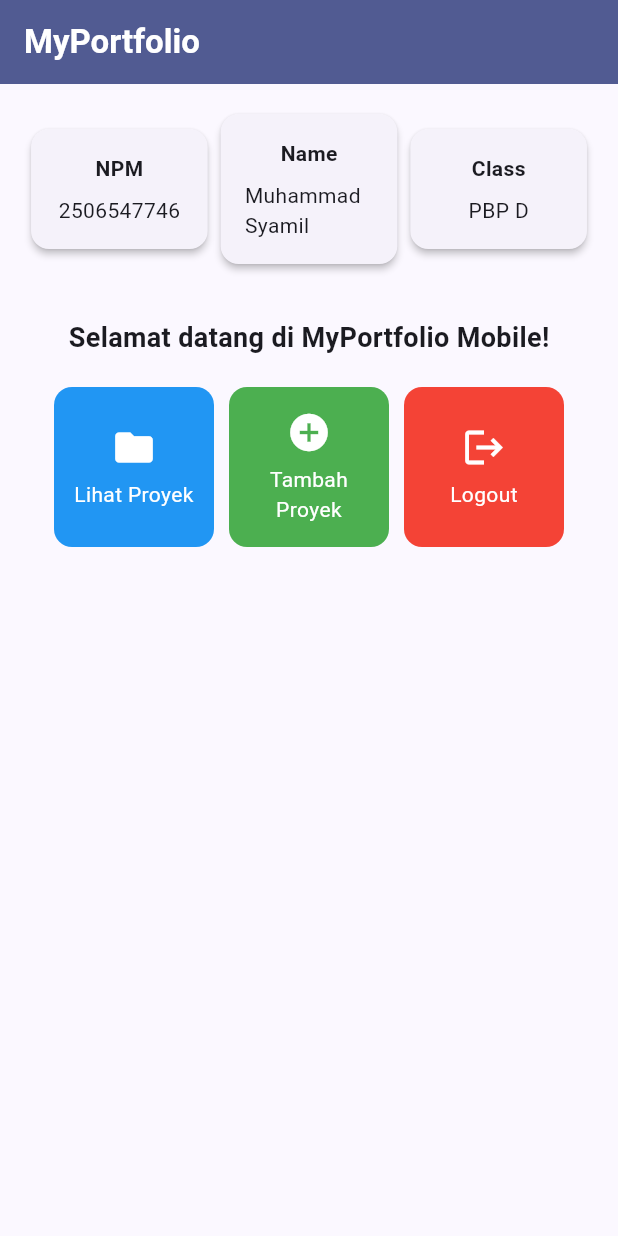
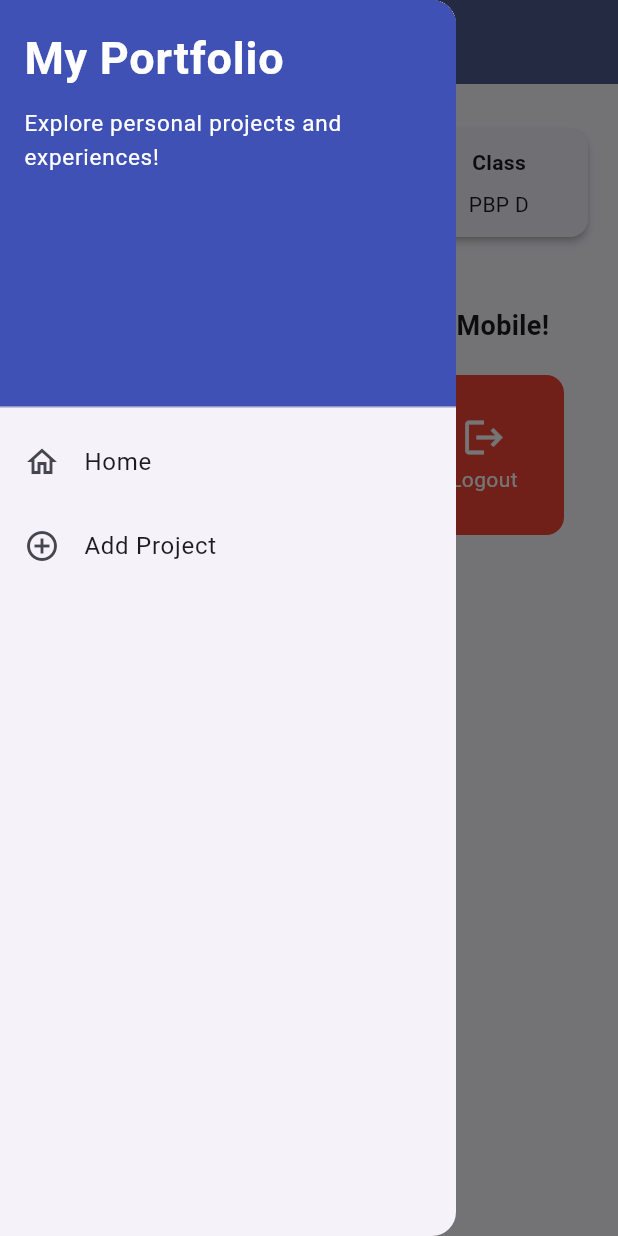
Before and after one commit to muhammad-syamil/myportofolio_mobile, a Flutter app: the screen it shows after launch, with the side drawer open (before the commit the screen has no drawer), on a phone screen of 412 x 824 dp. Run offline on Flutter 3.47's test engine with Material 3 defaults, Android fonts, the phone set to English and light mode, and no system bars.

Commit message:
Tutorial 9

```diff
--- a/lib/main.dart
+++ b/lib/main.dart
@@ -1,5 +1,5 @@
 import 'package:flutter/material.dart';
-import 'package:myportofolio_mobile/menu.dart';
+import 'package:myportofolio_mobile/screens/menu.dart';
 
 void main() {
   runApp(const MyApp());
@@ -19,7 +19,7 @@ class MyApp extends StatelessWidget {
         ),
         useMaterial3: true,
       ),
-      home: MyHomePage(),
+      home: const MyHomePage(),
     );
   }
 }
--- a/lib/menu.dart
+++ /dev/null
@@ -1,164 +0,0 @@
-import 'package:flutter/material.dart';
-
-class MyHomePage extends StatelessWidget {
-  MyHomePage({super.key});
-
-  final String npm = "2506547746";
-  final String nama = "Muhammad Syamil";
-  final String kelas = "PBP D";
-
-  final List<ItemHomepage> items = [
-    ItemHomepage("Lihat Proyek", Icons.folder, Colors.blue),
-    ItemHomepage("Tambah Proyek", Icons.add_circle, Colors.green),
-    ItemHomepage("Logout", Icons.logout, Colors.red),
-  ];
-
-  @override
-  Widget build(BuildContext context) {
-    // Scaffold menyediakan struktur visual dasar halaman (AppBar, Body, SnackBar).
-    return Scaffold(
-      // AppBar menampilkan bar bagian atas halaman aplikasi.
-      appBar: AppBar(
-        title: const Text(
-          'MyPortfolio',
-          style: TextStyle(color: Colors.white, fontWeight: FontWeight.bold),
-        ),
-        backgroundColor: Theme.of(context).colorScheme.primary,
-      ),
-      // Body halaman utama dengan padding di sekelilingnya.
-      body: Padding(
-        padding: const EdgeInsets.all(16.0),
-        child: Column(
-          crossAxisAlignment: CrossAxisAlignment.center,
-          children: [
-            // Baris horizontal untuk menampilkan 3 InfoCard secara sejajar.
-            Row(
-              mainAxisAlignment: MainAxisAlignment.spaceEvenly,
-              children: [
-                InfoCard(title: 'NPM', content: npm),
-                InfoCard(title: 'Name', content: nama),
-                InfoCard(title: 'Class', content: kelas),
-              ],
-            ),
-
-            const SizedBox(height: 16.0),
-
-            // Bagian tengah: pesan sambutan dan kisi tombol menu portofolio.
-            Center(
-              child: Column(
-                children: [
-                  const Padding(
-                    padding: EdgeInsets.only(top: 16.0),
-                    child: Text(
-                      'Selamat datang di MyPortfolio Mobile!',
-                      style: TextStyle(
-                        fontWeight: FontWeight.bold,
-                        fontSize: 18.0,
-                      ),
-                    ),
-                  ),
-
-                  // GridView menampilkan kartu tombol dalam tata letak kisi 3 kolom.
-                  GridView.count(
-                    primary: true,
-                    padding: const EdgeInsets.all(20),
-                    crossAxisSpacing: 10,
-                    mainAxisSpacing: 10,
-                    crossAxisCount: 3,
-                    // shrinkWrap agar ukuran kisi menyesuaikan tinggi konten anak.
-                    shrinkWrap: true,
-                    children: items.map((ItemHomepage item) {
-                      return ItemCard(item);
-                    }).toList(),
-                  ),
-                ],
-              ),
-            ),
-          ],
-        ),
-      ),
-    );
-  }
-}
-
-class InfoCard extends StatelessWidget {
-  // Kartu informasi yang menampilkan judul (title) dan isi (content).
-  final String title;
-  final String content;
-
-  const InfoCard({super.key, required this.title, required this.content});
-
-  @override
-  Widget build(BuildContext context) {
-    return Card(
-      // Memberikan efek bayangan kartu elevasi 2 unit.
-      elevation: 2.0,
-      child: Container(
-        // Menyesuaikan lebar kartu dengan proporsi layar (dibagi 3.5).
-        width: MediaQuery.of(context).size.width / 3.5,
-        padding: const EdgeInsets.all(16.0),
-        // Menyusun teks title dan content secara vertikal.
-        child: Column(
-          children: [
-            Text(title, style: const TextStyle(fontWeight: FontWeight.bold)),
-            const SizedBox(height: 8.0),
-            Text(content),
-          ],
-        ),
-      ),
-    );
-  }
-}
-
-class ItemHomepage {
-  final String name;
-  final IconData icon;
-  final Color color;
-
-  ItemHomepage(this.name, this.icon, this.color);
-}
-
-class ItemCard extends StatelessWidget {
-  final ItemHomepage item;
-
-  const ItemCard(this.item, {super.key});
-
-  @override
-  Widget build(BuildContext context) {
-    return Material(
-      // Menggunakan warna sekunder dari skema tema aplikasi.
-      color: item.color,
-      borderRadius: BorderRadius.circular(12),
-      child: InkWell(
-        // Aksi ketika kartu ditekan oleh pengguna.
-        onTap: () {
-          // Menampilkan SnackBar dengan pesan interaktif.
-          ScaffoldMessenger.of(context)
-            ..hideCurrentSnackBar()
-            ..showSnackBar(
-              SnackBar(
-                content: Text("Kamu telah menekan tombol ${item.name}!"),
-              ),
-            );
-        },
-        child: Container(
-          padding: const EdgeInsets.all(8),
-          child: Center(
-            child: Column(
-              mainAxisAlignment: MainAxisAlignment.center,
-              children: [
-                Icon(item.icon, color: Colors.white, size: 30.0),
-                const Padding(padding: EdgeInsets.all(3)),
-                Text(
-                  item.name,
-                  textAlign: TextAlign.center,
-                  style: const TextStyle(color: Colors.white),
-                ),
-              ],
-            ),
-          ),
-        ),
-      ),
-    );
-  }
-}
--- /dev/null
+++ b/lib/screens/menu.dart
@@ -0,0 +1,85 @@
+import 'package:flutter/material.dart';
+import 'package:myportofolio_mobile/widgets/left_drawer.dart';
+import 'package:myportofolio_mobile/widgets/project_card.dart';
+
+class MyHomePage extends StatelessWidget {
+  const MyHomePage({super.key});
+
+  static const items = [
+    ItemHomepage('Lihat Proyek', Icons.folder, Colors.blue),
+    ItemHomepage('Tambah Proyek', Icons.add_circle, Colors.green),
+    ItemHomepage('Logout', Icons.logout, Colors.red),
+  ];
+
+  @override
+  Widget build(BuildContext context) {
+    return Scaffold(
+      appBar: AppBar(
+        title: const Text(
+          'MyPortfolio',
+          style: TextStyle(color: Colors.white, fontWeight: FontWeight.bold),
+        ),
+        backgroundColor: Theme.of(context).colorScheme.primary,
+        iconTheme: const IconThemeData(color: Colors.white),
+      ),
+      drawer: const LeftDrawer(),
+      body: ListView(
+        padding: const EdgeInsets.all(16),
+        children: [
+          const Row(
+            children: [
+              Expanded(
+                child: InfoCard(title: 'NPM', content: '2506547746'),
+              ),
+              Expanded(
+                child: InfoCard(title: 'Name', content: 'Muhammad Syamil'),
+              ),
+              Expanded(
+                child: InfoCard(title: 'Class', content: 'PBP D'),
+              ),
+            ],
+          ),
+          const SizedBox(height: 32),
+          const Text(
+            'Selamat datang di MyPortfolio Mobile!',
+            textAlign: TextAlign.center,
+            style: TextStyle(fontWeight: FontWeight.bold, fontSize: 18),
+          ),
+          GridView.count(
+            padding: const EdgeInsets.all(20),
+            crossAxisSpacing: 10,
+            mainAxisSpacing: 10,
+            crossAxisCount: 3,
+            shrinkWrap: true,
+            physics: const NeverScrollableScrollPhysics(),
+            children: items.map((item) => ItemCard(item)).toList(),
+          ),
+        ],
+      ),
+    );
+  }
+}
+
+class InfoCard extends StatelessWidget {
+  final String title;
+  final String content;
+
+  const InfoCard({super.key, required this.title, required this.content});
+
+  @override
+  Widget build(BuildContext context) {
+    return Card(
+      elevation: 2,
+      child: Padding(
+        padding: const EdgeInsets.all(12),
+        child: Column(
+          children: [
+            Text(title, style: const TextStyle(fontWeight: FontWeight.bold)),
+            const SizedBox(height: 8),
+            Text(content, textAlign: TextAlign.center),
+          ],
+        ),
+      ),
+    );
+  }
+}
--- /dev/null
+++ b/lib/widgets/left_drawer.dart
@@ -0,0 +1,64 @@
+import 'package:flutter/material.dart';
+import 'package:myportofolio_mobile/screens/menu.dart';
+import 'package:myportofolio_mobile/screens/project_form.dart';
+
+class LeftDrawer extends StatelessWidget {
+  const LeftDrawer({super.key});
+
+  @override
+  Widget build(BuildContext context) {
+    return Drawer(
+      child: ListView(
+        padding: EdgeInsets.zero,
+        children: [
+          const SizedBox(
+            height: 280,
+            child: DrawerHeader(
+              decoration: BoxDecoration(color: Colors.indigo),
+              child: Column(
+                crossAxisAlignment: CrossAxisAlignment.start,
+                children: [
+                  Text(
+                    'My Portfolio',
+                    style: TextStyle(
+                      fontSize: 30,
+                      fontWeight: FontWeight.bold,
+                      color: Colors.white,
+                    ),
+                  ),
+                  SizedBox(height: 10),
+                  Text(
+                    'Explore personal projects and experiences!',
+                    style: TextStyle(fontSize: 15, color: Colors.white),
+                  ),
+                ],
+              ),
+            ),
+          ),
+          ListTile(
+            leading: const Icon(Icons.home_outlined),
+            title: const Text('Home'),
+            onTap: () {
+              Navigator.pushReplacement(
+                context,
+                MaterialPageRoute(builder: (context) => const MyHomePage()),
+              );
+            },
+          ),
+          ListTile(
+            leading: const Icon(Icons.add_circle_outline),
+            title: const Text('Add Project'),
+            onTap: () {
+              Navigator.pushReplacement(
+                context,
+                MaterialPageRoute(
+                  builder: (context) => const ProjectFormPage(),
+                ),
+              );
+            },
+          ),
+        ],
+      ),
+    );
+  }
+}
--- /dev/null
+++ b/lib/widgets/project_card.dart
@@ -0,0 +1,58 @@
+import 'package:flutter/material.dart';
+import 'package:myportofolio_mobile/screens/project_form.dart';
+
+class ItemHomepage {
+  final String name;
+  final IconData icon;
+  final Color color;
+
+  const ItemHomepage(this.name, this.icon, this.color);
+}
+
+class ItemCard extends StatelessWidget {
+  final ItemHomepage item;
+
+  const ItemCard(this.item, {super.key});
+
+  @override
+  Widget build(BuildContext context) {
+    return Material(
+      color: item.color,
+      borderRadius: BorderRadius.circular(12),
+      child: InkWell(
+        borderRadius: BorderRadius.circular(12),
+        onTap: () {
+          ScaffoldMessenger.of(context)
+            ..hideCurrentSnackBar()
+            ..showSnackBar(
+              SnackBar(
+                content: Text('Kamu telah menekan tombol ${item.name}!'),
+              ),
+            );
+
+          if (item.name == 'Tambah Proyek') {
+            Navigator.push(
+              context,
+              MaterialPageRoute(builder: (context) => const ProjectFormPage()),
+            );
+          }
+        },
+        child: Padding(
+          padding: const EdgeInsets.all(8),
+          child: Column(
+            mainAxisAlignment: MainAxisAlignment.center,
+            children: [
+              Icon(item.icon, color: Colors.white, size: 30),
+              const SizedBox(height: 3),
+              Text(
+                item.name,
+                textAlign: TextAlign.center,
+                style: const TextStyle(color: Colors.white),
+              ),
+            ],
+          ),
+        ),
+      ),
+    );
+  }
+}
```
Also changed, not shown: lib/screens/project_form.dart (added, +176 -0 lines), 2 other files.
